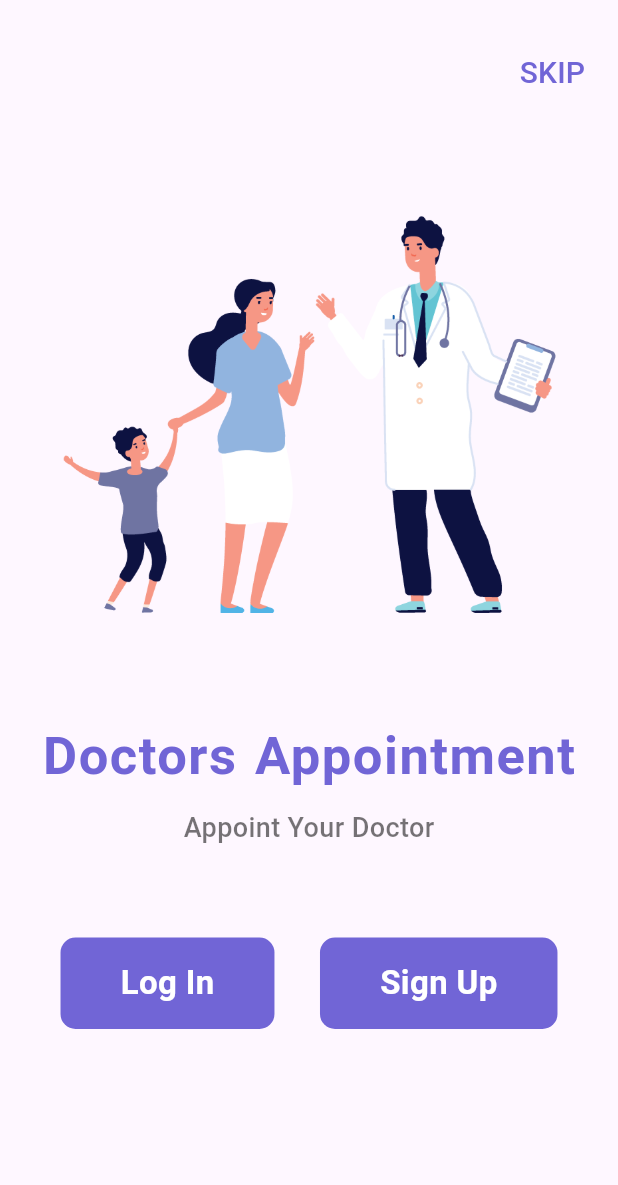
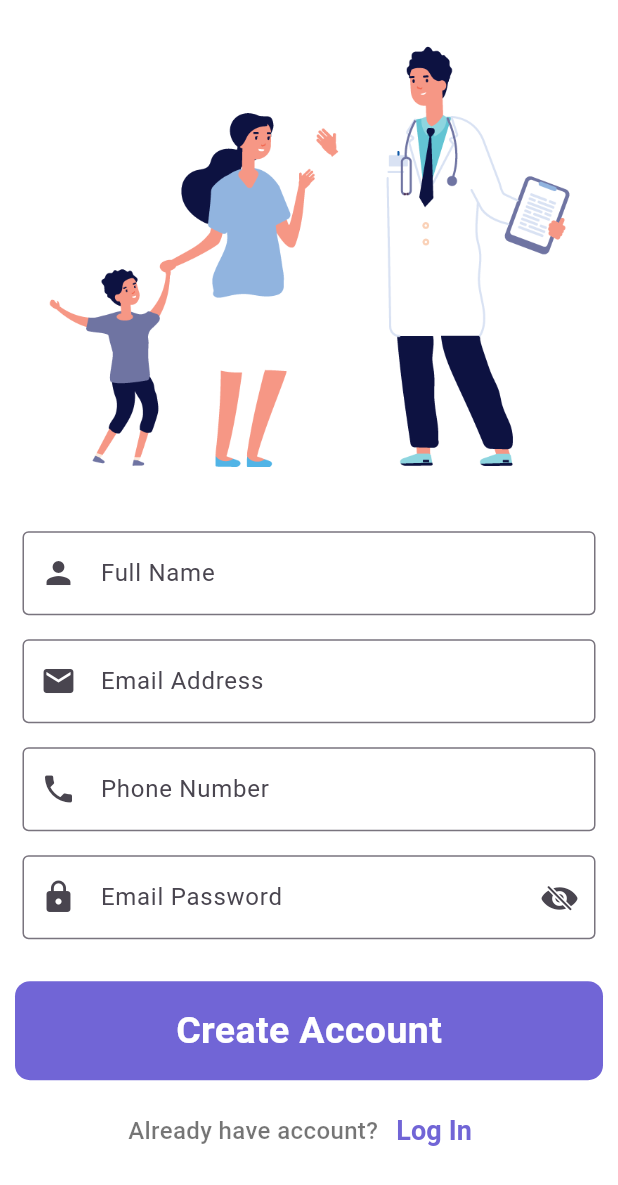
Before and after one commit to elidrocarburo/medical_healthcare, a Flutter app: the screen it shows after launch, after a tap on "Sign Up", on a phone screen of 412 x 824 dp. Shown: the top 1185 px of the screen. Run offline on Flutter 3.47's test engine with Material 3 defaults, Android fonts, the light colour scheme and no system bars.

Commit message:
finished signup_screen.dart

```diff
--- a/lib/screens/login_screen.dart
+++ b/lib/screens/login_screen.dart
@@ -1,5 +1,6 @@
 import 'package:flutter/cupertino.dart';
 import 'package:flutter/material.dart';
+import 'package:medical_healthcare/screens/signup_screen.dart';
 
 class LoginScreen extends StatefulWidget {
   @override
@@ -101,7 +102,7 @@ class _LoginScreenState extends State<LoginScreen> {
                 TextButton(
                   onPressed: (){
                     Navigator.push(context, MaterialPageRoute(
-                    builder: (context) => SignUpScreen()
+                    builder: (context) => SignUpScreen(),
                     ));
                   },
                   child: Text(
--- a/lib/screens/signup_screen.dart
+++ b/lib/screens/signup_screen.dart
@@ -0,0 +1,145 @@
+import 'package:flutter/cupertino.dart';
+import 'package:flutter/material.dart';
+import 'package:medical_healthcare/screens/login_screen.dart';
+
+class SignUpScreen extends StatefulWidget{
+  @override
+  State<SignUpScreen> createState() => _SignUpScreenState();
+}
+
+class _SignUpScreenState extends State<SignUpScreen> {
+
+  bool passToggle = true;
+  @override
+  Widget build(BuildContext context) {
+    return Material(
+      color: Colors.white,
+      child: SingleChildScrollView(
+        child: SafeArea(
+          child: Column(
+            children: [
+              SizedBox(height: 10),
+              Padding(
+                padding: EdgeInsets.all(20),
+                child: Image.asset("images/doctors.png"),
+                ),
+                SizedBox(height: 15),
+                Padding(
+                  padding: EdgeInsets.symmetric(vertical: 8, horizontal: 15),
+                  child: TextField(
+                    decoration: InputDecoration(
+                      labelText: "Full Name",
+                      border: OutlineInputBorder(),
+                      prefixIcon: Icon(Icons.person),
+                    ),
+                  ),
+                ),
+                Padding(
+                  padding: EdgeInsets.symmetric(vertical: 8, horizontal: 15),
+                  child: TextField(
+                    decoration: InputDecoration(
+                      labelText: "Email Address",
+                      border: OutlineInputBorder(),
+                      prefixIcon: Icon(Icons.email),
+                    ),
+                  ),
+                ),
+                Padding(
+                  padding: EdgeInsets.symmetric(vertical: 8, horizontal: 15),
+                  child: TextField(
+                    decoration: InputDecoration(
+                      labelText: "Phone Number",
+                      border: OutlineInputBorder(),
+                      prefixIcon: Icon(Icons.phone),
+                    ),
+                  ),
+                ),
+                Padding(
+                  padding: EdgeInsets.symmetric(vertical: 8, horizontal: 15),
+                  child: TextField(
+                    obscureText: passToggle ? true : false,
+                    decoration: InputDecoration(
+                      labelText: "Email Password",
+                      border: OutlineInputBorder(),
+                      prefixIcon: Icon(Icons.lock),
+                      suffixIcon: InkWell(
+                        onTap: (){
+                          if(passToggle == true){
+                            passToggle = false;
+                          }
+                          else{
+                            passToggle = true;
+                          }
+                          setState(() {});
+                        },
+                        child: passToggle
+                          ? Icon(CupertinoIcons.eye_slash_fill)
+                          : Icon(CupertinoIcons.eye_fill)
+                      ),
+                    ),
+                  ),
+                ),
+                SizedBox(height: 10),
+                Padding(
+              padding: const EdgeInsets.all(10),
+              child: SizedBox(
+                width: double.infinity,
+                child: Material(
+                        color: Color(0xFF7165D6),
+                        borderRadius: BorderRadius.circular(10),
+                        child: InkWell(
+                          onTap: (){
+                            //Navigator.push(context, MaterialPageRoute(
+                             //builder: (context) => LoginScreen()
+                            //));
+                          },
+                          child: Padding(
+                            padding: EdgeInsets.symmetric(
+                              vertical: 15,
+                              horizontal: 40),
+                            child: Center(
+                              child: Text("Create Account", style: TextStyle(
+                                color: Colors.white,
+                                fontSize: 25,
+                                fontWeight: FontWeight.bold
+                              ),),
+                            ),
+                            ),
+                        ),
+                      ),
+              ),
+            ),
+            Row(
+              mainAxisAlignment: MainAxisAlignment.center,
+              children: [
+                Text("Already have account?",
+                style: TextStyle(
+                  fontSize: 16,
+                  fontWeight: FontWeight.w500,
+                  color: Colors.black54
+                ),
+                ),
+                TextButton(
+                  onPressed: (){
+                    Navigator.push(context, MaterialPageRoute(
+                    builder: (context) => LoginScreen(),
+                    ));
+                  },
+                  child: Text(
+                    "Log In",
+                    style: TextStyle(
+                      fontSize: 18,
+                      fontWeight: FontWeight.bold,
+                      color: Color(0xFF7165D6)
+                    ),
+                    ),
+                    ),
+              ],
+            )
+            ],
+          ),
+        ),
+      ),
+    );
+  }
+}
--- a/lib/screens/welcome_screen.dart
+++ b/lib/screens/welcome_screen.dart
@@ -1,5 +1,6 @@
 import 'package:flutter/material.dart';
 import 'package:medical_healthcare/screens/login_screen.dart';
+import 'package:medical_healthcare/screens/signup_screen.dart';
 
 class WelcomeScreen extends StatelessWidget{
   @override
@@ -81,9 +82,9 @@ class WelcomeScreen extends StatelessWidget{
                     borderRadius: BorderRadius.circular(10),
                     child: InkWell(
                       onTap: (){
-                        //Navigator.push(context, MaterialPageRoute(
-                         //builder: (context) =>
-                       // ));
+                        Navigator.push(context, MaterialPageRoute(
+                        builder: (context) => SignUpScreen(),
+                        ));
                       },
                       child: Padding(
                         padding: EdgeInsets.symmetric(
```
